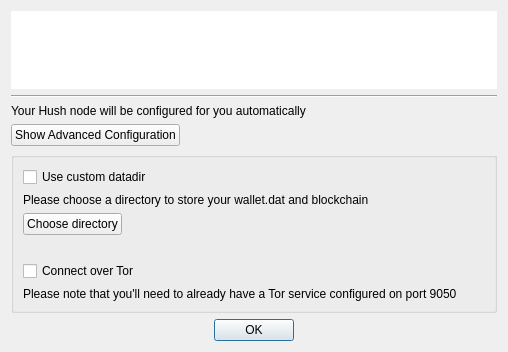
Old version of the form src/createzcashconfdialog.ui in the repository the-hempcoin-foundation/SilentDragon.
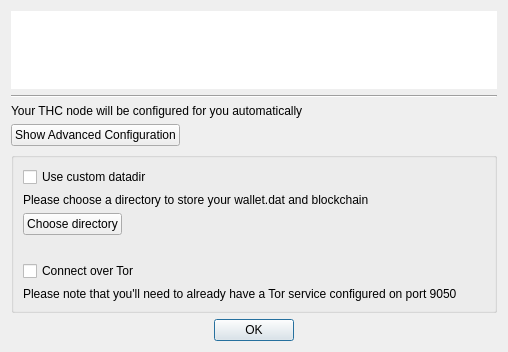
New version of the form. Custom widgets are drawn as their Qt base class.

The edit to the form file:
```diff
--- a/src/createzcashconfdialog.ui
+++ b/src/createzcashconfdialog.ui
@@ -83,7 +83,7 @@
    <item row="2" column="1">
     <widget class="QLabel" name="label">
      <property name="text">
-      <string>Your Hush node will be configured for you automatically</string>
+      <string>Your THC node will be configured for you automatically</string>
      </property>
      <property name="alignment">
       <set>Qt::AlignLeading|Qt::AlignLeft|Qt::AlignVCenter</set>
```
